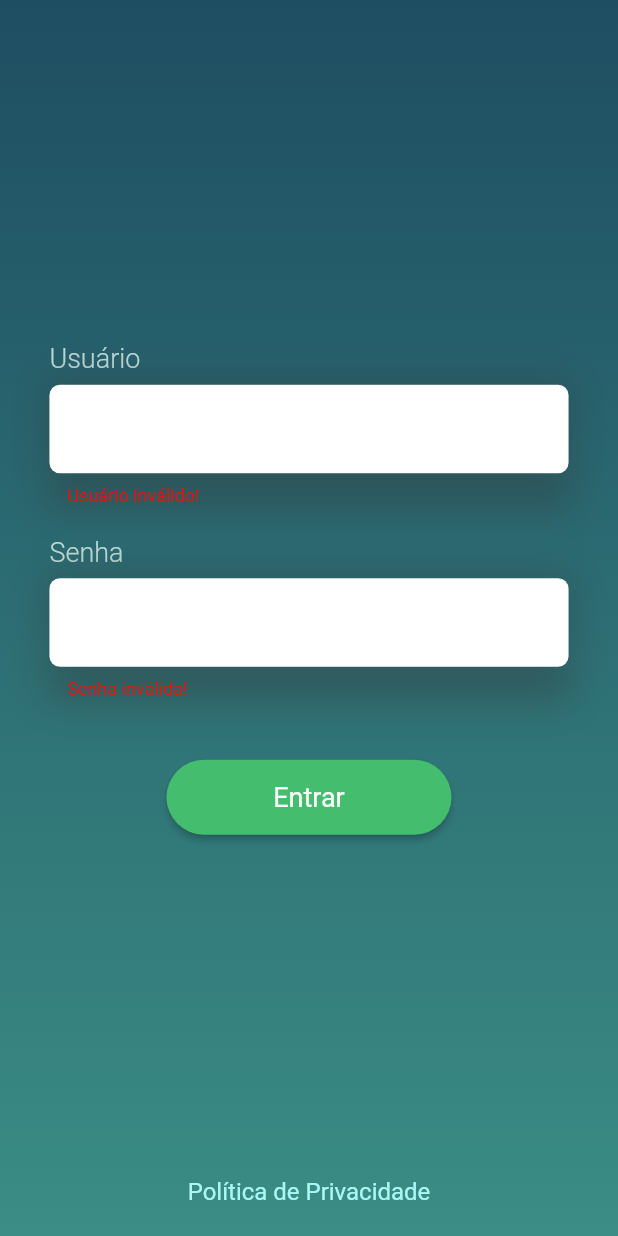
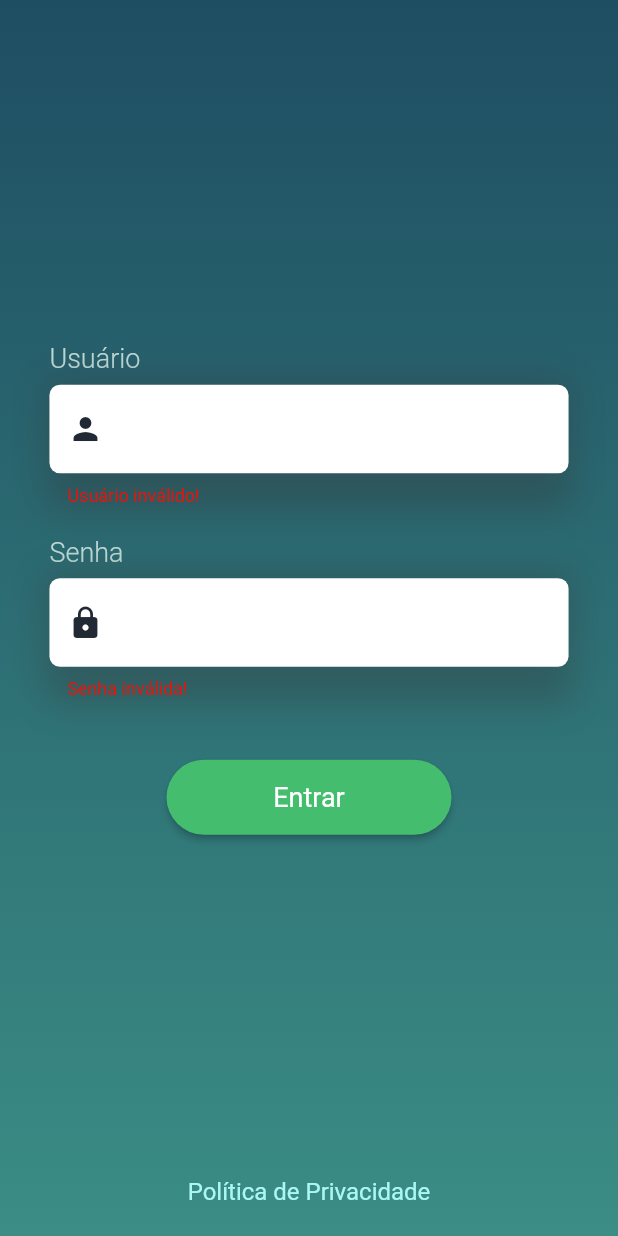
Before and after one commit to Maicon-Dev/target_sistemas_teste, a Flutter app: the screen it shows after launch, after a tap on "Entrar", on a phone screen of 412 x 824 dp. Run offline on Flutter 3.47's test engine with Material 2 defaults, Android fonts, the phone set to English and light mode, and no system bars; our stand-ins replace cloud_firestore, firebase_auth, firebase_core, flutter_mobx, mobx; accounts and stored records are empty; generated files the repository leaves out were written again.

Commit message:
icon + screen orientation

```diff
--- a/lib/components/custom_input_field.dart
+++ b/lib/components/custom_input_field.dart
@@ -84,6 +84,7 @@ class CustomInputField extends StatelessWidget {
             controller: controller,
             textAlign: hintText != null ? TextAlign.center : TextAlign.start,
             decoration: InputDecoration(
+              prefixIcon: icon,
               error: Text(
                 errorText ?? '',
                 style: const TextStyle(color: Color(0xFFFF0A00)),
--- a/lib/main.dart
+++ b/lib/main.dart
@@ -1,5 +1,6 @@
 import 'package:firebase_core/firebase_core.dart';
 import 'package:flutter/material.dart';
+import 'package:flutter/services.dart';
 import 'package:provider/provider.dart';
 
 import 'firebase_options.dart';
@@ -11,7 +12,12 @@ void main() async {
   await Firebase.initializeApp(
     options: DefaultFirebaseOptions.currentPlatform,
   );
-  runApp(const MyApp());
+
+  SystemChrome.setPreferredOrientations([
+    DeviceOrientation.portraitUp,
+  ]).then((_) {
+    runApp(const MyApp());
+  });
 }
 
 class MyApp extends StatelessWidget {
```
